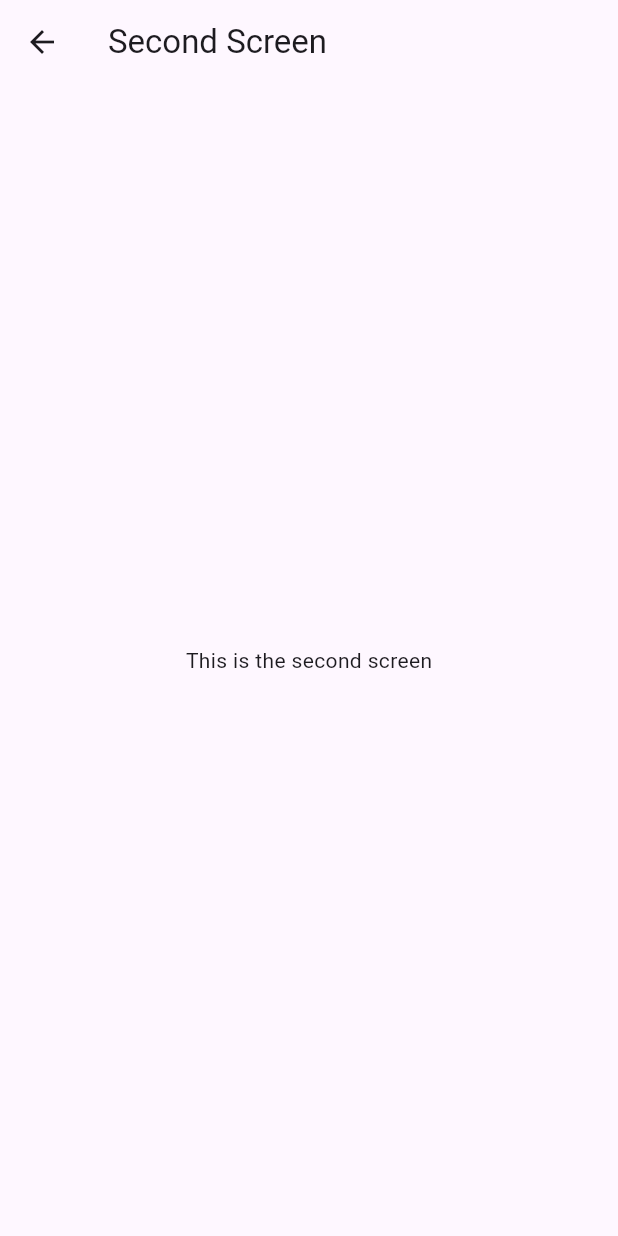
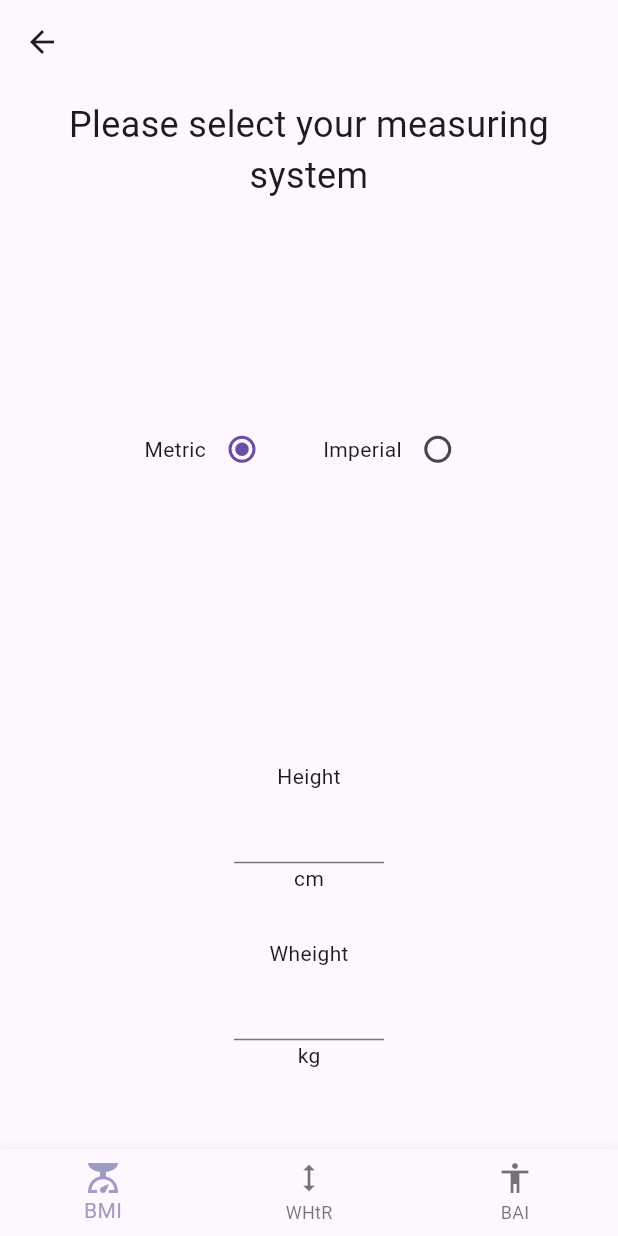
Before and after one commit to Turcu11/flutterPorject, a Flutter app: the screen it shows after launch, after a tap on an icon or button, on a phone screen of 412 x 824 dp. Run offline on Flutter 3.47's test engine with Material 3 defaults, Android fonts, the light colour scheme and no system bars.

Commit message:
added the main screen, made the BMI scree -working so far

```diff
--- /dev/null
+++ b/lib/common/screens/bmi_screen.dart
@@ -0,0 +1,109 @@
+import 'package:flutter/material.dart';
+import '../strings/strings.dart' as strings;
+
+class BmiScreen extends StatefulWidget {
+  const BmiScreen({Key? key}) : super(key: key);
+
+  @override
+  _BmiScreenState createState() => _BmiScreenState();
+}
+
+class _BmiScreenState extends State<BmiScreen> {
+  String _measuringSystem = 'Metric'; // Initial value to avoid null
+  final TextEditingController _heightController = TextEditingController();
+  final TextEditingController _massController = TextEditingController();
+
+  @override
+  Widget build(BuildContext context) {
+    return Scaffold(
+      body: Column(
+        children: <Widget>[
+          const Padding(
+            padding: EdgeInsets.all(10.0),
+            child: Text(
+              strings.bmiPrompt,
+              style: TextStyle(fontSize: 24),
+              textAlign: TextAlign.center,
+            ),
+          ),
+          Expanded(
+            child: Center(
+              child: Row(
+                mainAxisAlignment: MainAxisAlignment.center,
+                children: <Widget>[
+                  const Text('Metric'),
+                  Radio<String>(
+                    value: 'Metric',
+                    groupValue: _measuringSystem,
+                    onChanged: (String? value) {
+                      setState(() {
+                        _measuringSystem = value!;
+                      });
+                    },
+                  ),
+                  const SizedBox(
+                    width: 30,
+                  ),
+                  const Text('Imperial'),
+                  Radio<String>(
+                    value: 'Imperial',
+                    groupValue: _measuringSystem,
+                    onChanged: (String? value) {
+                      setState(() {
+                        _measuringSystem = value!;
+                      });
+                    },
+                  ),
+                ],
+              ),
+            ),
+          ),
+          Expanded(
+            child: Center(
+              child: Column(
+                mainAxisAlignment: MainAxisAlignment.center,
+                children: <Widget>[
+                  const Text('Height'),
+                  const SizedBox(
+                    width: 30,
+                  ),
+                  SizedBox(
+                    width: 100,
+                    child: TextField(
+                      controller: _heightController,
+                      keyboardType: TextInputType.number,
+                    ),
+                  ),
+                  const SizedBox(
+                    width: 30,
+                  ),
+                  Text(_measuringSystem == 'Metric' ? 'cm' : 'in'),
+                  const SizedBox(
+                    height: 30,
+                  ),
+
+                  const Text('Wheight'),
+                  const SizedBox(
+                    width: 30,
+                  ),
+                  SizedBox(
+                    width: 100,
+                    child: TextField(
+                      controller: _heightController,
+                      keyboardType: TextInputType.number,
+                    ),
+                  ),
+                  const SizedBox(
+                    width: 30,
+                  ),
+                  Text(_measuringSystem == 'Metric' ? 'kg' : 'lb'),
+
+                ],
+              ),
+            ),
+          ),
+        ],
+      ),
+    );
+  }
+}
--- a/lib/common/screens/landing_screen.dart
+++ b/lib/common/screens/landing_screen.dart
@@ -7,12 +7,10 @@ import '../screens/main_screen.dart';
 class LandingScreen extends StatelessWidget {
   const LandingScreen({super.key});
 
-
   @override
   Widget build(BuildContext context) {
     return Scaffold(
       appBar: AppBar(
-        // backgroundColor: Theme.of(context).colorScheme.inversePrimary,
         backgroundColor: themes.MyAppColors.darkBlue,
         title: const Text(strings.appTitle),
       ),
@@ -43,16 +41,31 @@ class LandingScreen extends StatelessWidget {
           Center(
             child: ElevatedButton.icon(
               style: ButtonStyle(
-                  minimumSize: MaterialStateProperty.all<Size>(Size(200, 50)),
+                minimumSize:
+                    MaterialStateProperty.all<Size>(const Size(200, 50)),
               ),
               onPressed: () {
                 Navigator.push(
                   context,
                   MaterialPageRoute(builder: (context) => MainScreen()),
                 );
+                const Tooltip(
+                  message: 'Go to the next screen',
+                );
               },
-                icon: const Icon(Icons.arrow_forward_ios_rounded),
-                label: const Text(strings.getStarted)),
+              icon: const Icon(
+                Icons.arrow_forward_ios_rounded,
+                color: Colors.red,
+                size: 20.0,
+              ),
+              label: const Text(
+                strings.getStarted,
+                style: TextStyle(
+                    fontSize: 20.0,
+                    fontWeight: FontWeight.bold,
+                    color: Colors.white),
+              ),
+            ),
           ),
           const SizedBox(
             height: 50.0,
--- a/lib/common/screens/main_screen.dart
+++ b/lib/common/screens/main_screen.dart
@@ -1,14 +1,67 @@
 import 'package:flutter/material.dart';
 
-class MainScreen extends StatelessWidget {
+import '../themes/themes.dart' as themes;
+import '../strings/strings.dart' as strings;
+import '../screens/bmi_screen.dart';
+
+class MainScreen extends StatefulWidget {
+  const MainScreen({Key? key}) : super(key: key);
+
+  static const routeName = '/main';
+
+  @override
+  State<MainScreen> createState() => _MainScreenState();
+}
+
+class _MainScreenState extends State<MainScreen> {
+  int _selectedIndex = 0;
+
+  static const List<Widget> _widgetOptions = <Widget>[
+    BmiScreen(),
+    Text(
+      'Index 1: Business',
+    ),
+    Text(
+      'Index 2: School',
+    ),
+  ];
+
+  void _onItemTapped(int index) {
+    setState(() {
+      _selectedIndex = index;
+    });
+  }
+
+  static const List<BottomNavigationBarItem> _bottomNavigationBarItems =
+      <BottomNavigationBarItem>[
+    BottomNavigationBarItem(
+      icon: Icon(Icons.scale),
+      label: strings.bodyMassIndex,
+    ),
+    BottomNavigationBarItem(
+      icon: Icon(Icons.height),
+      label: strings.waistToHeightIndex,
+    ),
+    BottomNavigationBarItem(
+      icon: Icon(Icons.accessibility),
+      label: strings.bodyAdiposityIndex,
+    ),
+  ];
+
   @override
   Widget build(BuildContext context) {
     return Scaffold(
       appBar: AppBar(
-        title: Text('Second Screen'),
+        // title: const Text('Turcu BMI Calculator'),
       ),
       body: Center(
-        child: Text('This is the second screen'),
+        child: _widgetOptions.elementAt(_selectedIndex),
+      ),
+      bottomNavigationBar: BottomNavigationBar(
+        items: _bottomNavigationBarItems,
+        currentIndex: _selectedIndex,
+        selectedItemColor: themes.MyAppColors.contrastDarkBlue,
+        onTap: _onItemTapped,
       ),
     );
   }
--- a/lib/common/strings/strings.dart
+++ b/lib/common/strings/strings.dart
@@ -1,3 +1,10 @@
+//strings for the landing screen
 const String appTitle = 'Turcu BMI Calculator';
 const String appWelcome = 'Welcome to my BMI Calculator';
 const String getStarted = 'Let\'s go';
+//strings for the main screen
+const String bodyMassIndex = 'BMI';
+const String waistToHeightIndex = 'WHtR';
+const String bodyAdiposityIndex = 'BAI';
+//strings for the BMI screen
+const String bmiPrompt = 'Please select your measuring system';
--- a/lib/common/themes/themes.dart
+++ b/lib/common/themes/themes.dart
@@ -3,6 +3,7 @@ import 'package:flutter/material.dart';
 class MyAppColors {
   static const darkBlue = Color(0xFF1E1E2C);
   static const darkerBlue = Color.fromARGB(255, 15, 15, 21);
+  static const contrastDarkBlue = Color.fromARGB(255, 157, 157, 196);
   static const lightBlue = Color(0xFF2D2D44);
   static const lighterBlue = Color.fromARGB(255, 68, 68, 101);
 }
```
Lines whose indentation alone changed are shown as unchanged.
